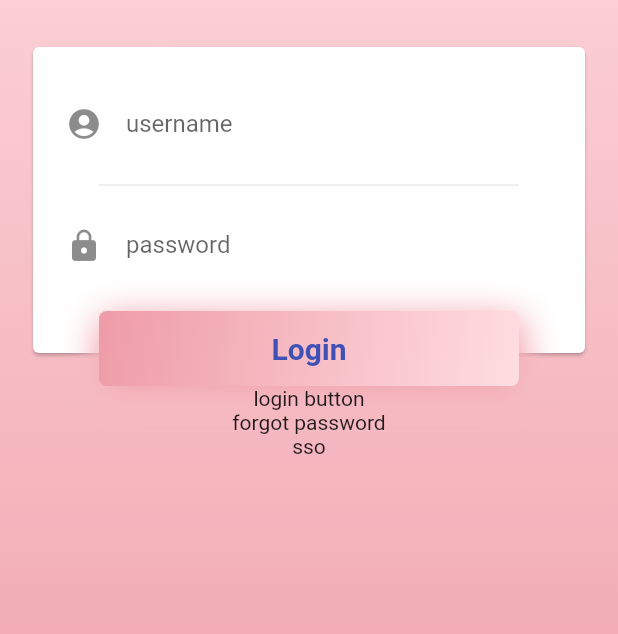
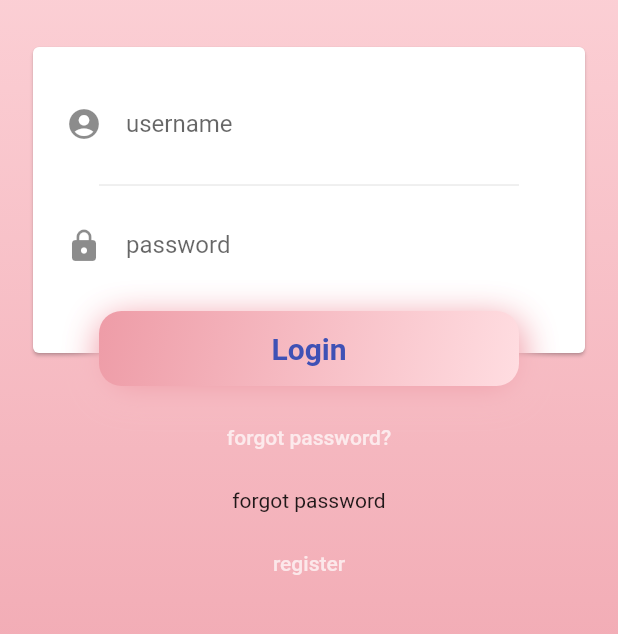
Before and after one commit to f1uke/flutter_my_stock, a Flutter app: the screen it shows after launch, on a phone screen of 412 x 824 dp, the part 274-908 px from its top. Run offline on Flutter 3.47's test engine with Material 2 defaults, Android fonts, the phone set to English and light mode, and no system bars.

Commit message:
declare button with function

```diff
--- a/lib/src/pages/login/login_page.dart
+++ b/lib/src/pages/login/login_page.dart
@@ -87,9 +87,19 @@ class LoginPage extends StatelessWidget {
                     ),
                   ],
                 ),
-                Text('login button'),
+                _buildTextButton(
+                  'forgot password?',
+                  onPressed: () {
+                    //todo
+                  },
+                ),
                 Text('forgot password'),
-                Text('sso'),
+                _buildTextButton(
+                  'register',
+                  onPressed: () {
+                    //todo
+                  },
+                ),
               ],
             ),
           )
@@ -103,13 +113,13 @@ class LoginPage extends StatelessWidget {
     final gradientEnd = BackgroundTheme().gradientEnd;
 
     final boxShadowItem = (Color color) => BoxShadow(
-      color: color,
-      offset: Offset(1.0, 6.0),
-      blurRadius: 20.0,
-    );
+          color: color,
+          offset: Offset(1.0, 6.0),
+          blurRadius: 20.0,
+        );
 
     return BoxDecoration(
-      borderRadius: BorderRadius.all(Radius.circular(5.0)),
+      borderRadius: BorderRadius.all(Radius.circular(15.0)),
       boxShadow: <BoxShadow>[
         boxShadowItem(gradientStart),
         boxShadowItem(gradientEnd),
@@ -126,4 +136,17 @@ class LoginPage extends StatelessWidget {
     );
   }
 
+   Container _buildTextButton(String text, {VoidCallback onPressed}) => Container(
+      margin: EdgeInsets.symmetric(vertical: 10),
+      width: double.infinity,
+      child: TextButton(
+        onPressed: onPressed,
+        child: Text(
+          text,
+          style: TextStyle(
+            color: Colors.white70,
+          ),
+        ),
+      ),
+    );
 }
```
